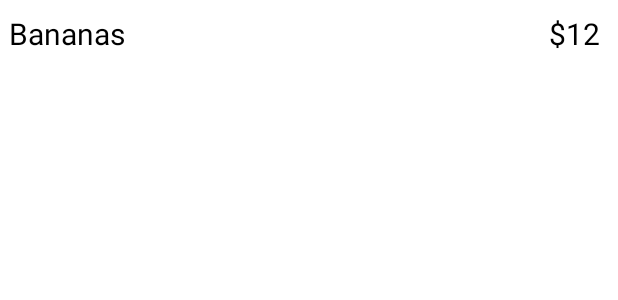
After one commit to rahuldas-404/Expense-Tracker, an Android app: the layout transaction.xml on its own in the app's theme, with its tools: preview values and no code run, on a phone screen of 412 x 824 dp. The commit adds this screen. Shown: the top 300 px of the screen. Run offline under Robolectric (Android 15) with nearby library versions, the phone set to English and light mode, and no system bars.

Commit message:
Recycleview update

```diff
--- /dev/null
+++ b/app/src/main/java/com/example/expensetracker/Transaction.kt
@@ -0,0 +1,4 @@
+package com.example.expensetracker
+
+data class Transaction(val lable: String, val amount: Double) {
+}
--- /dev/null
+++ b/app/src/main/java/com/example/expensetracker/TransactionAdaptor.kt
@@ -0,0 +1,12 @@
+package com.example.expensetracker
+
+import android.view.View
+import android.widget.TextView
+import androidx.recyclerview.widget.RecyclerView
+
+class TransactionAdaptor(private val transaction: ArrayList<Transaction>) : RecyclerView.Adapter<TransactionAdaptor.TransactionHolder>() {
+    class TransactionHolder(view: View ): RecyclerView.ViewHolder(view){
+        val labal: TextView = view.findViewById(R.id.labal);
+        val amount: TextView = view.findViewById(R.id.amount);
+    }
+}
--- /dev/null
+++ b/app/src/main/res/layout/transaction.xml
@@ -0,0 +1,26 @@
+<?xml version="1.0" encoding="utf-8"?>
+<LinearLayout
+    xmlns:android="http://schemas.android.com/apk/res/android"
+    android:layout_width="match_parent"
+    android:layout_height="45dp"
+    android:gravity="center_vertical"
+    android:clickable="true"
+    android:background="?selectableItemBackground">
+
+    <TextView
+        android:id="@+id/labal"
+        android:layout_width="wrap_content"
+        android:layout_height="wrap_content"
+        android:text="Bananas"
+        android:textSize="20sp"
+        android:layout_weight="1"
+        android:layout_marginStart="6dp"
+        />
+    <TextView
+        android:id="@+id/amount"
+        android:layout_width="wrap_content"
+        android:layout_height="wrap_content"
+        android:text="$12"
+        android:textSize="20sp"
+        android:layout_marginEnd="12dp"/>
+</LinearLayout>
--- a/app/src/main/res/values/themes.xml
+++ b/app/src/main/res/values/themes.xml
@@ -1,6 +1,6 @@
 <resources xmlns:tools="http://schemas.android.com/tools">
     <!-- Base application theme. -->
-    <style name="Theme.ExpenseTracker" parent="Theme.MaterialComponents.DayNight.DarkActionBar">
+    <style name="Theme.ExpenseTracker" parent="Theme.MaterialComponents.DayNight.NoActionBar">
         <!-- Primary brand color. -->
         <item name="colorPrimary">@color/purple_500</item>
         <item name="colorPrimaryVariant">@color/purple_700</item>
```
